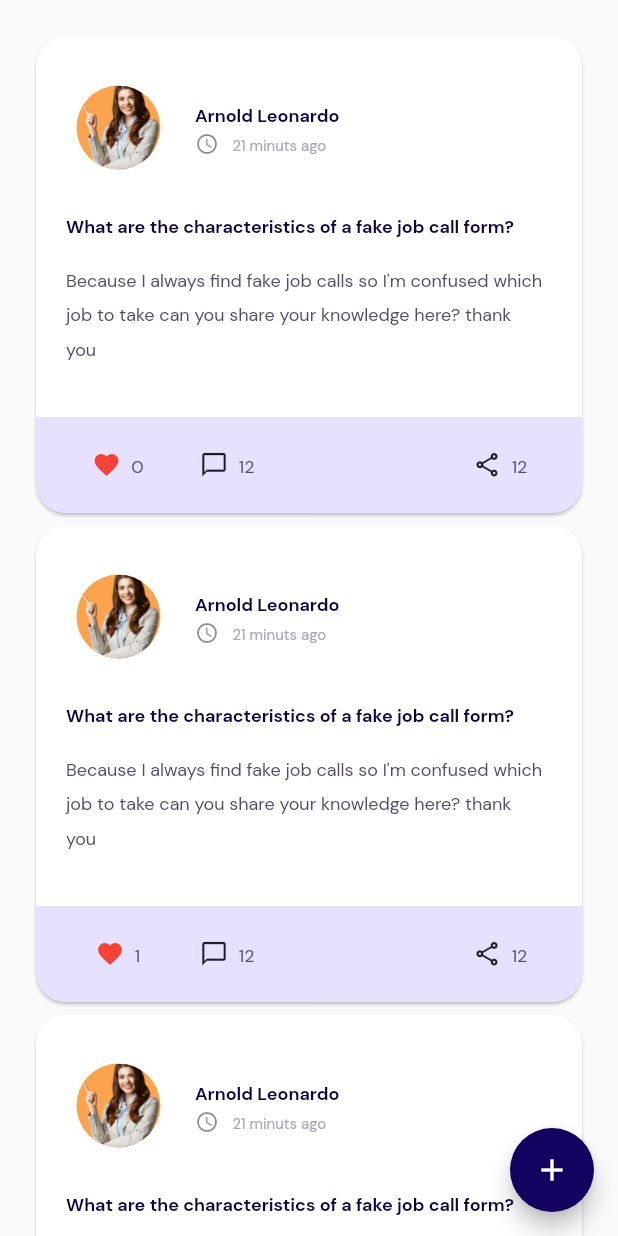
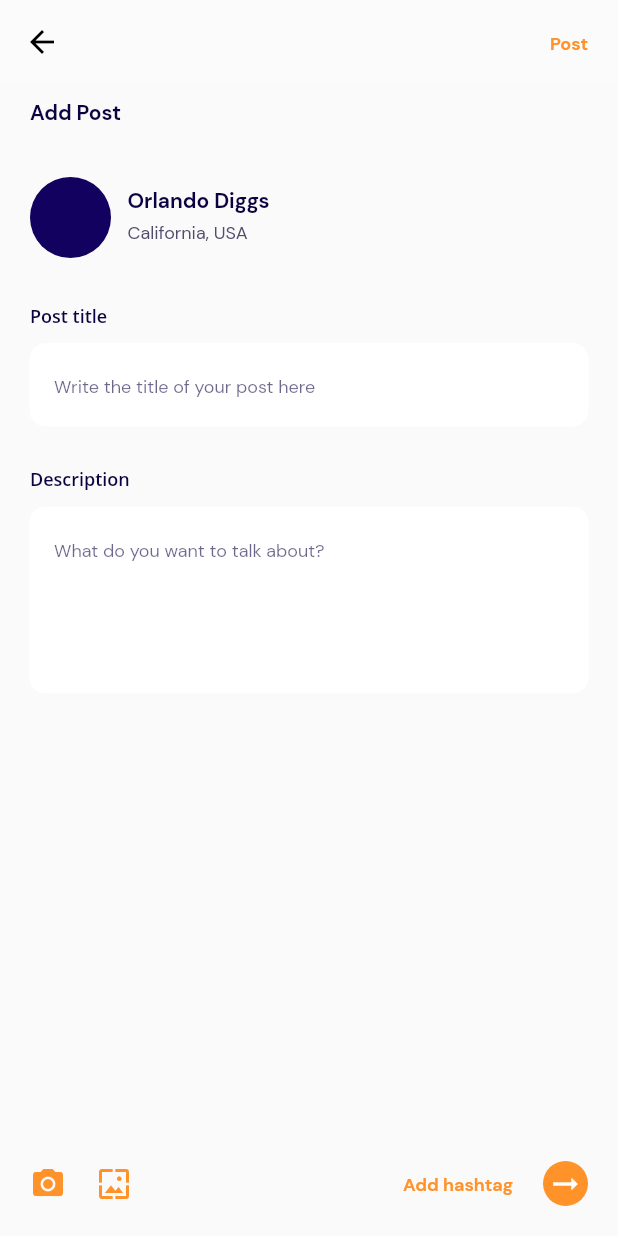
Before and after one commit to Amarjeetjeet/Shigoto_mobile, a Flutter app: the FeedScreen screen opened directly, after a tap on the "add" icon, on a phone screen of 412 x 824 dp. Run offline on Flutter 3.47's test engine with Material 2 defaults, Android fonts, the phone set to English and light mode, and no system bars; our stand-ins replace bloc, dotted_border, flutter_bloc; Roboto replaces fonts that are missing (Open Sans).

Commit message:
"New Post screen added"

```diff
--- a/lib/core/constants/app_style.dart
+++ b/lib/core/constants/app_style.dart
@@ -82,6 +82,14 @@ class AppStyle {
 
   static TextStyle txtDmSans12W700primaryTextColor = TextStyle(
       color: ColorConstants.primaryTextColor,
+      fontSize: 12,
+      fontFamily: 'DM Sans',
+      fontWeight: FontWeight.w700,
+      height: 1.5
+  );
+
+  static TextStyle txtDmSans12W700ff9228Color = TextStyle(
+      color: ColorConstants.ff9228Color,
       fontSize: 12,
       fontFamily: 'DM Sans',
       fontWeight: FontWeight.w700,
--- a/lib/core/constants/color_constants.dart
+++ b/lib/core/constants/color_constants.dart
@@ -18,4 +18,5 @@ class ColorConstants{
   static Color ff6b2cColor = const Color(0xFFFF6B2C);
   static Color f3f2f2Color = const Color(0xFFF3F2F2);
   static Color c9d97b5Color = const Color(0xFF9D97B5);
+  static Color ff9228Color = const Color(0xFFFF9228);
 }
--- /dev/null
+++ b/lib/data/models/login_input.dart
@@ -0,0 +1,5 @@
+class LoginInputModel{
+  String email;
+  String password;
+  LoginInputModel({required this.email, required this.password});
+}
--- /dev/null
+++ b/lib/logic/bloc/login_bloc_state.dart
@@ -0,0 +1,2 @@
+abstract class LoginBloc {}
+class LoginInitial extends LoginBloc {}
--- a/lib/presentation/dashboard/home_screen.dart
+++ b/lib/presentation/dashboard/home_screen.dart
@@ -2,7 +2,6 @@ import 'package:flutter/material.dart';
 import 'package:shigoto/core/constants/app_style.dart';
 import 'package:shigoto/core/constants/color_constants.dart';
 import 'package:shigoto/core/constants/image_constants.dart';
-import 'package:shigoto/router/app_router.dart';
 
 import '../job_card/job_card.dart';
 
--- a/lib/presentation/feed/Feed_screen.dart
+++ b/lib/presentation/feed/Feed_screen.dart
@@ -5,6 +5,7 @@ import 'package:shigoto/core/constants/image_constants.dart';
 import 'package:shigoto/core/custom_widgets/buttons/custom_primary_Btn.dart';
 import 'package:shigoto/presentation/company_card/company_card.dart';
 import 'package:shigoto/presentation/people_card/people_card.dart';
+import 'package:shigoto/router/app_router.dart';
 
 class FeedScreen extends StatelessWidget {
   const FeedScreen({super.key});
@@ -17,6 +18,8 @@ class FeedScreen extends StatelessWidget {
         child: Icon(Icons.add , color: Colors.white,),
         backgroundColor: ColorConstants.primaryColor,
         onPressed: () {
+
+          Navigator.pushNamed(context, AppRouter.createNewPost);
 
         },
       ),
--- /dev/null
+++ b/lib/presentation/new_post/new_post_screen.dart
@@ -0,0 +1,93 @@
+import 'package:flutter/material.dart';
+import 'package:shigoto/core/constants/color_constants.dart';
+
+import '../../core/constants/app_style.dart';
+import '../../core/custom_widgets/input_label.dart';
+
+class NewPostCreate extends StatelessWidget {
+  const NewPostCreate({super.key});
+
+  @override
+  Widget build(BuildContext context) {
+    return Scaffold(
+      appBar: AppBar(
+        backgroundColor: Colors.white24,
+        elevation: 0,
+        actions: [
+          Center(child: Padding(
+            padding: const EdgeInsets.only(right: 20),
+            child: Text("Post" ,style: AppStyle.txtDmSans12W700ff9228Color,),
+          ))
+        ],
+      ),
+      bottomNavigationBar: Container(
+        padding: const EdgeInsets.all(20),
+        child: Row(
+          mainAxisSize: MainAxisSize.min,
+          children: [
+            Icon(Icons.camera_alt ,color: ColorConstants.ff9228Color),
+            SizedBox(width: 20,),
+            Icon(Icons.wallpaper ,color: ColorConstants.ff9228Color),
+            Spacer(),
+            Text("Add hashtag" ,style: AppStyle.txtDmSans12W700ff9228Color,),
+            SizedBox(width: 20,),
+            CircleAvatar( radius: 15,backgroundColor: ColorConstants.ff9228Color,child: Icon(Icons.arrow_right_alt ,color: Colors.white)),
+          ],
+        ),
+      ),
+      body: SingleChildScrollView(
+        child: Padding(
+          padding: const EdgeInsets.symmetric(horizontal: 20.0),
+          child: Column(
+            crossAxisAlignment: CrossAxisAlignment.start,
+            children: [
+
+              SizedBox(height: 10,),
+
+              Text("Add Post",style: AppStyle.txtDmSans14W700primaryTextColor),
+              SizedBox(height: 34,),
+              Row(
+                children: [
+                  CircleAvatar(
+                    radius: 27,
+                    backgroundColor: ColorConstants.primaryColor,
+                  ),
+                  SizedBox(width: 11,),
+                  Column(
+                    crossAxisAlignment: CrossAxisAlignment.start,
+                    children: [
+                      Text("Orlando Diggs" , style: AppStyle.txtDmSans14W700primaryTextColor,),
+                      Text("California, USA" ,style: AppStyle.txtDmSans12W400secondaryTextColor,),
+                    ],
+                  )
+
+                ],
+              ),
+              SizedBox(height: 28,),
+              const InputLabelText(text: "Post title"),
+              TextFormField(
+                style: AppStyle.txtDmSans12W400primaryTextColorA60,
+                keyboardType: TextInputType.emailAddress,
+                decoration: const InputDecoration(
+                  hintText: 'Write the title of your post here',
+                ),
+              ),
+              SizedBox(height: 25,),
+              const InputLabelText(text: "Description"),
+              TextFormField(
+                style: AppStyle.txtDmSans12W400primaryTextColorA60,
+                keyboardType: TextInputType.emailAddress,
+                minLines: 4,
+                maxLines: null,
+                decoration: const InputDecoration(
+                  hintText: 'What do you want to talk about?',
+                ),
+              ),
+
+            ],
+          ),
+        ),
+      ),
+    );
+  }
+}
--- a/lib/router/app_router.dart
+++ b/lib/router/app_router.dart
@@ -12,6 +12,7 @@ import 'package:shigoto/presentation/signup/sign_up.dart';
 
 import '../../core/exceptions/route_exception.dart';
 import '../presentation/job_description/successful.dart';
+import '../presentation/new_post/new_post_screen.dart';
 import '../presentation/splash_screen/splash_screen.dart';
 import '../presentation/splash_screen/splash_screen_two.dart';
 
@@ -29,6 +30,7 @@ class AppRouter {
   static const String companyDescription = '/companyDescription';
   static const String uploadCv = '/uploadCv';
   static const String successFulJob = '/successFulJob';
+  static const String createNewPost = '/createNewPost';
 
   const AppRouter._();
 
@@ -86,6 +88,10 @@ class AppRouter {
         return MaterialPageRoute(
           builder: (_) => const SuccessfulJobScreen(),
         );
+      case createNewPost:
+        return MaterialPageRoute(
+          builder: (_) => const NewPostCreate(),
+        );
       default:
         throw const RouteException('Route not found!');
     }
--- a/pubspec.yaml
+++ b/pubspec.yaml
@@ -41,6 +41,8 @@ dependencies:
   flutter_svg: ^2.0.2
   dotted_border: ^2.0.0+3
   flutter_staggered_grid_view: ^0.6.2
+  http: ^0.13.5
+
 
 dev_dependencies:
   flutter_test:
```
Also changed, not shown: lib/data/models/login_response.dart (added, +15 -0 lines), lib/network/api_service.dart (added, +35 -0 lines), lib/presentation/new_post/add_job.dart (added, +92 -0 lines), lib/logic/cubit/login_bloc_cubit.dart (added), pubspec.lock.
